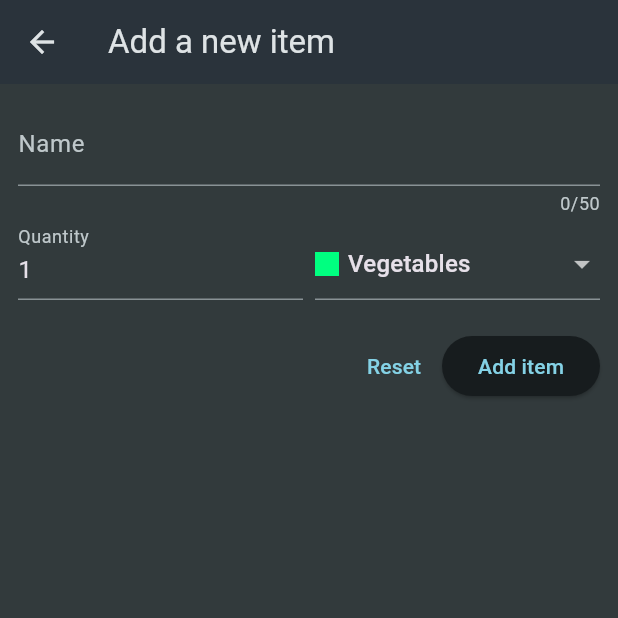
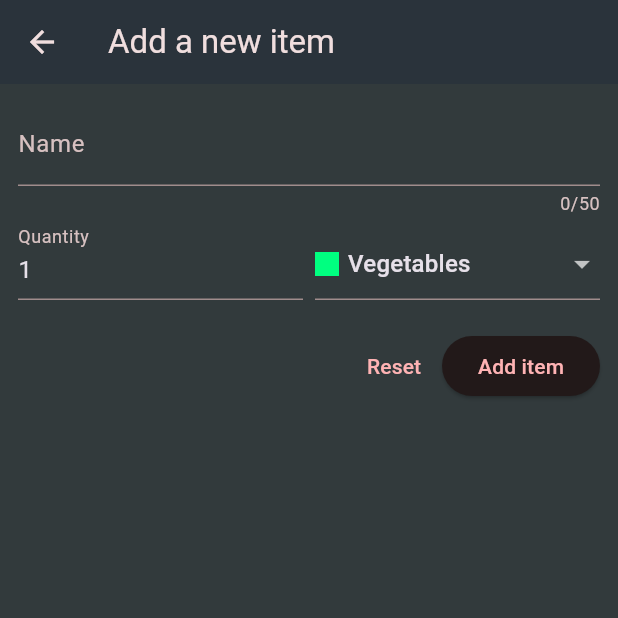
Before and after one commit to loloa/flutter_shopping, a Flutter app: the screen it shows after launch, after a tap on the "add" icon, on a phone screen of 412 x 824 dp, the top half of it. Run offline on Flutter 3.47's test engine with Material 3 defaults, Android fonts, the phone set to English and light mode, and no system bars; our stand-ins replace dio; network calls fail.

Commit message:
Changed color, improved empty message functionality to use general app colors

```diff
--- a/shopping_list/lib/main.dart
+++ b/shopping_list/lib/main.dart
@@ -15,7 +15,7 @@ class MyApp extends StatelessWidget {
       title: 'Flutter Groceries',
       theme: ThemeData.dark().copyWith(
         colorScheme: ColorScheme.fromSeed(
-          seedColor: const Color.fromARGB(255, 147, 229, 250),
+          seedColor: const Color.fromARGB(255, 250, 147, 150),
           brightness: Brightness.dark,
           surface: const Color.fromARGB(255, 42, 51, 59),
         ),
```
Also changed, not shown: shopping_list/lib/views/grocery_list.dart (+15 -9 lines).
